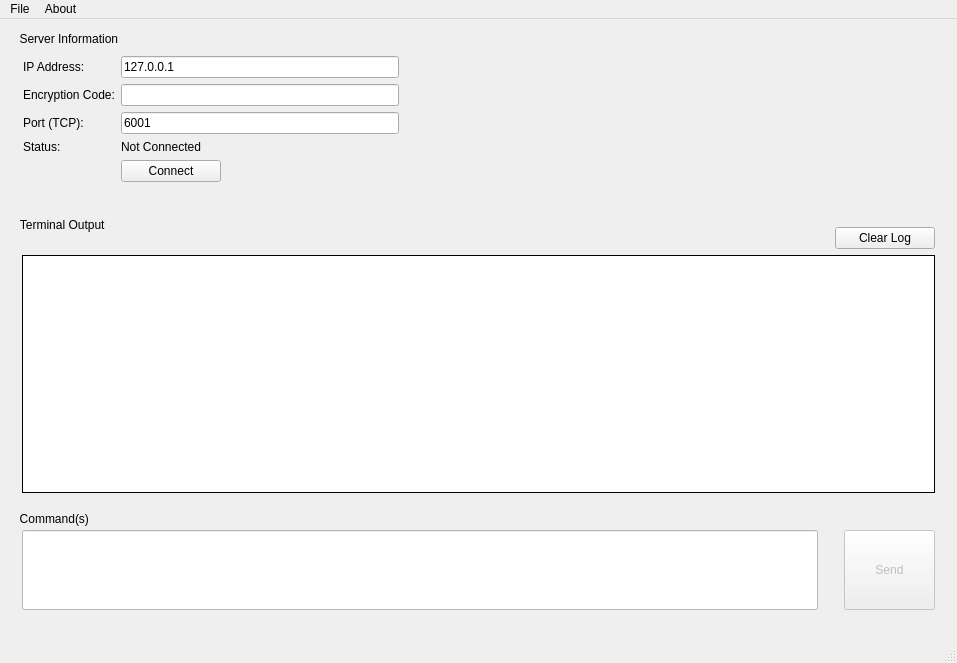
Trevor3000/remote-terminal, file remote-terminal-client/src/frmmain.ui: the form before one commit.
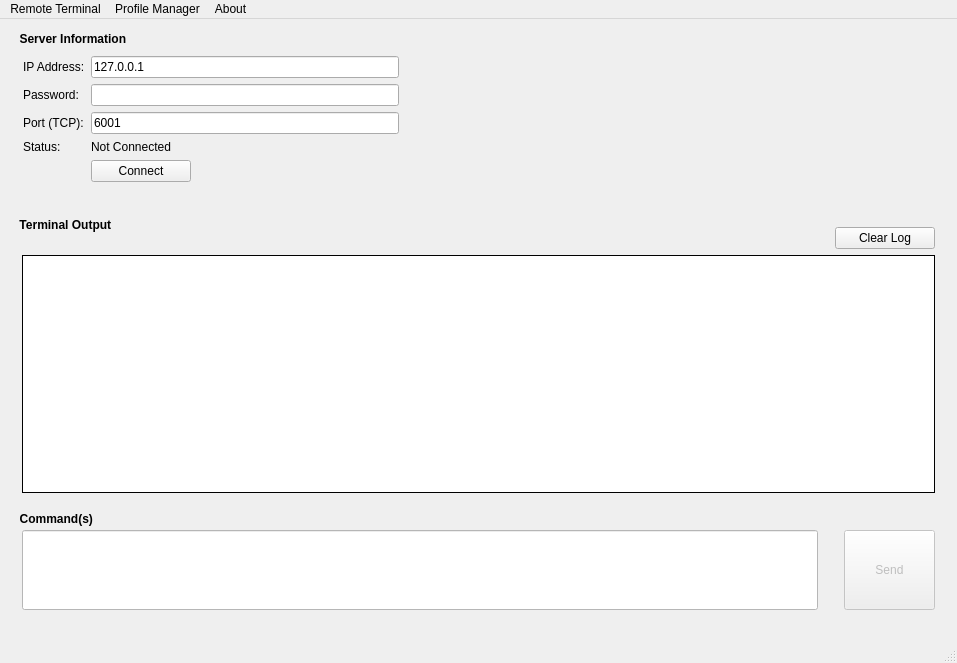
The form after the commit.

What changed in the file:
```diff
--- a/remote-terminal-client/src/frmmain.ui
+++ b/remote-terminal-client/src/frmmain.ui
@@ -47,6 +47,12 @@
         <height>180</height>
        </size>
       </property>
+      <property name="font">
+       <font>
+        <weight>75</weight>
+        <bold>true</bold>
+       </font>
+      </property>
       <property name="styleSheet">
        <string notr="true">QGroupBox
 {
@@ -77,7 +83,7 @@
        <item row="1" column="0">
         <widget class="QLabel" name="lblEncryptionCode">
          <property name="text">
-          <string>Encryption Code:</string>
+          <string>Password:</string>
          </property>
         </widget>
        </item>
@@ -175,6 +181,12 @@
         <verstretch>0</verstretch>
        </sizepolicy>
       </property>
+      <property name="font">
+       <font>
+        <weight>75</weight>
+        <bold>true</bold>
+       </font>
+      </property>
       <property name="styleSheet">
        <string notr="true">QGroupBox
 {
@@ -272,6 +284,12 @@
         <height>120</height>
        </size>
       </property>
+      <property name="font">
+       <font>
+        <weight>75</weight>
+        <bold>true</bold>
+       </font>
+      </property>
       <property name="styleSheet">
        <string notr="true">QGroupBox
 {
@@ -384,9 +402,9 @@
      <height>19</height>
     </rect>
    </property>
-   <widget class="QMenu" name="menuFile">
+   <widget class="QMenu" name="menuRemoteTerminal">
     <property name="title">
-     <string>File</string>
+     <string>Remote Terminal</string>
     </property>
     <addaction name="itemExit"/>
    </widget>
@@ -397,7 +415,14 @@
     <addaction name="itemWebsite"/>
     <addaction name="itemAboutRemoteTerminal"/>
    </widget>
-   <addaction name="menuFile"/>
+   <widget class="QMenu" name="menuProfileManager">
+    <property name="title">
+     <string>Profile Manager</string>
+    </property>
+    <addaction name="itemOpenProfileManager"/>
+   </widget>
+   <addaction name="menuRemoteTerminal"/>
+   <addaction name="menuProfileManager"/>
    <addaction name="menuAbout"/>
   </widget>
   <widget class="QStatusBar" name="ctrlStatus"/>
```
Left out of the diff: 25 changed lines with no effect on the pictures.
